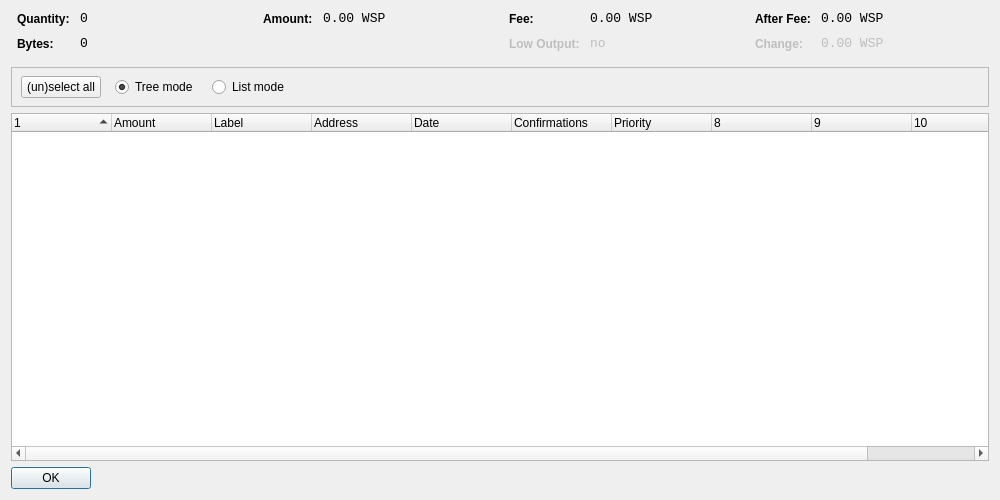
Before: the Qt Designer form src/qt/forms/coincontroldialog.ui in WisprProject/core, drawn with Qt 5.
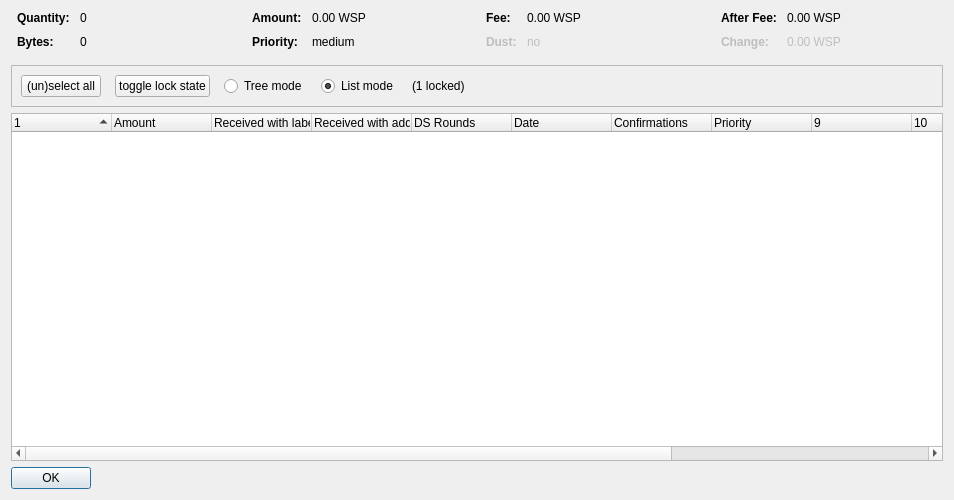
After: the same form once the commit is applied. Custom widgets are drawn as their Qt base class.

The edit to the form file:
```diff
--- a/src/qt/forms/coincontroldialog.ui
+++ b/src/qt/forms/coincontroldialog.ui
@@ -6,7 +6,7 @@
    <rect>
     <x>0</x>
     <y>0</y>
-    <width>1000</width>
+    <width>954</width>
     <height>500</height>
    </rect>
   </property>
@@ -38,8 +38,11 @@
        </property>
        <item row="0" column="0">
         <widget class="QLabel" name="labelCoinControlQuantityText">
-         <property name="styleSheet">
-          <string notr="true">font-weight:bold;</string>
+         <property name="font">
+          <font>
+           <weight>75</weight>
+           <bold>true</bold>
+          </font>
          </property>
          <property name="text">
           <string>Quantity:</string>
@@ -48,12 +51,6 @@
        </item>
        <item row="0" column="1">
         <widget class="QLabel" name="labelCoinControlQuantity">
-         <property name="font">
-          <font>
-           <family>Monospace</family>
-           <pointsize>10</pointsize>
-          </font>
-         </property>
          <property name="cursor">
           <cursorShape>IBeamCursor</cursorShape>
          </property>
@@ -70,8 +67,11 @@
        </item>
        <item row="1" column="0">
         <widget class="QLabel" name="labelCoinControlBytesText">
-         <property name="styleSheet">
-          <string notr="true">font-weight:bold;</string>
+         <property name="font">
+          <font>
+           <weight>75</weight>
+           <bold>true</bold>
+          </font>
          </property>
          <property name="text">
           <string>Bytes:</string>
@@ -80,12 +80,6 @@
        </item>
        <item row="1" column="1">
         <widget class="QLabel" name="labelCoinControlBytes">
-         <property name="font">
-          <font>
-           <family>Monospace</family>
-           <pointsize>10</pointsize>
-          </font>
-         </property>
          <property name="cursor">
           <cursorShape>IBeamCursor</cursorShape>
          </property>
@@ -118,8 +112,11 @@
        </property>
        <item row="0" column="0">
         <widget class="QLabel" name="labelCoinControlAmountText">
-         <property name="styleSheet">
-          <string notr="true">font-weight:bold;</string>
+         <property name="font">
+          <font>
+           <weight>75</weight>
+           <bold>true</bold>
+          </font>
          </property>
          <property name="text">
           <string>Amount:</string>
@@ -128,12 +125,35 @@
        </item>
        <item row="0" column="1">
         <widget class="QLabel" name="labelCoinControlAmount">
+         <property name="cursor">
+          <cursorShape>IBeamCursor</cursorShape>
+         </property>
+         <property name="contextMenuPolicy">
+          <enum>Qt::ActionsContextMenu</enum>
+         </property>
+         <property name="text">
+          <string notr="true">0.00 WSP</string>
+         </property>
+         <property name="textInteractionFlags">
+          <set>Qt::LinksAccessibleByMouse|Qt::TextSelectableByKeyboard|Qt::TextSelectableByMouse</set>
+         </property>
+        </widget>
+       </item>
+       <item row="1" column="0">
+        <widget class="QLabel" name="labelCoinControlPriorityText">
          <property name="font">
           <font>
-           <family>Monospace</family>
-           <pointsize>10</pointsize>
+           <weight>75</weight>
+           <bold>true</bold>
           </font>
          </property>
+         <property name="text">
+          <string>Priority:</string>
+         </property>
+        </widget>
+       </item>
+       <item row="1" column="1">
+        <widget class="QLabel" name="labelCoinControlPriority">
          <property name="cursor">
           <cursorShape>IBeamCursor</cursorShape>
          </property>
@@ -141,7 +161,7 @@
           <enum>Qt::ActionsContextMenu</enum>
          </property>
          <property name="text">
-          <string notr="true">0.00 WSP</string>
+          <string>medium</string>
          </property>
          <property name="textInteractionFlags">
           <set>Qt::LinksAccessibleByMouse|Qt::TextSelectableByKeyboard|Qt::TextSelectableByMouse</set>
@@ -166,8 +186,11 @@
        </property>
        <item row="0" column="0">
         <widget class="QLabel" name="labelCoinControlFeeText">
-         <property name="styleSheet">
-          <string notr="true">font-weight:bold;</string>
+         <property name="font">
+          <font>
+           <weight>75</weight>
+           <bold>true</bold>
+          </font>
          </property>
          <property name="text">
           <string>Fee:</string>
@@ -176,12 +199,6 @@
        </item>
        <item row="0" column="1">
         <widget class="QLabel" name="labelCoinControlFee">
-         <property name="font">
-          <font>
-           <family>Monospace</family>
-           <pointsize>10</pointsize>
-          </font>
-         </property>
          <property name="cursor">
           <cursorShape>IBeamCursor</cursorShape>
          </property>
@@ -201,11 +218,14 @@
          <property name="enabled">
           <bool>false</bool>
          </property>
-         <property name="styleSheet">
-          <string notr="true">font-weight:bold;</string>
+         <property name="font">
+          <font>
+           <weight>75</weight>
+           <bold>true</bold>
+          </font>
          </property>
          <property name="text">
-          <string>Low Output:</string>
+          <string>Dust:</string>
          </property>
         </widget>
        </item>
@@ -214,12 +234,6 @@
          <property name="enabled">
           <bool>false</bool>
          </property>
-         <property name="font">
-          <font>
-           <family>Monospace</family>
-           <pointsize>10</pointsize>
-          </font>
-         </property>
          <property name="cursor">
           <cursorShape>IBeamCursor</cursorShape>
          </property>
@@ -252,8 +266,11 @@
        </property>
        <item row="0" column="0">
         <widget class="QLabel" name="labelCoinControlAfterFeeText">
-         <property name="styleSheet">
-          <string notr="true">font-weight:bold;</string>
+         <property name="font">
+          <font>
+           <weight>75</weight>
+           <bold>true</bold>
+          </font>
          </property>
          <property name="text">
           <string>After Fee:</string>
@@ -262,12 +279,6 @@
        </item>
        <item row="0" column="1">
         <widget class="QLabel" name="labelCoinControlAfterFee">
-         <property name="font">
-          <font>
-           <family>Monospace</family>
-           <pointsize>10</pointsize>
-          </font>
-         </property>
          <property name="cursor">
           <cursorShape>IBeamCursor</cursorShape>
          </property>
@@ -287,8 +298,11 @@
          <property name="enabled">
           <bool>false</bool>
          </property>
-         <property name="styleSheet">
-          <string notr="true">font-weight:bold;</string>
+         <property name="font">
+          <font>
+           <weight>75</weight>
+           <bold>true</bold>
+          </font>
          </property>
          <property name="text">
           <string>Change:</string>
@@ -300,12 +314,6 @@
          <property name="enabled">
           <bool>false</bool>
          </property>
-         <property name="font">
-          <font>
-           <family>Monospace</family>
-           <pointsize>10</pointsize>
-          </font>
-         </property>
          <property name="cursor">
           <cursorShape>IBeamCursor</cursorShape>
          </property>
@@ -338,16 +346,9 @@
      <property name="frameShadow">
       <enum>QFrame::Sunken</enum>
      </property>
-     <widget class="QWidget" name="horizontalLayoutWidget">
-      <property name="geometry">
-       <rect>
-        <x>10</x>
-        <y>0</y>
-        <width>781</width>
-        <height>41</height>
-       </rect>
-      </property>
-      <layout class="QHBoxLayout" name="horizontalLayoutPanel" stretch="0,0,0,0">
+     <layout class="QHBoxLayout" name="horizontalLayout">
+      <item>
+       <layout class="QHBoxLayout" name="horizontalLayoutPanel" stretch="0,0,0,0,0,0">
        <property name="spacing">
         <number>14</number>
        </property>
@@ -362,6 +363,25 @@
          <property name="text">
           <string>(un)select all</string>
          </property>
+          <property name="autoDefault">
+           <bool>false</bool>
+          </property>
+         </widget>
+        </item>
+        <item>
+         <widget class="QPushButton" name="pushButtonToggleLock">
+          <property name="sizePolicy">
+           <sizepolicy hsizetype="Maximum" vsizetype="Fixed">
+            <horstretch>0</horstretch>
+            <verstretch>0</verstretch>
+           </sizepolicy>
+          </property>
+          <property name="text">
+           <string>toggle lock state</string>
+          </property>
+          <property name="autoDefault">
+           <bool>false</bool>
+          </property>
         </widget>
        </item>
        <item>
@@ -375,9 +395,6 @@
          <property name="text">
           <string>Tree mode</string>
          </property>
-         <property name="checked">
-          <bool>true</bool>
-         </property>
         </widget>
        </item>
        <item>
@@ -391,6 +408,16 @@
          <property name="text">
           <string>List mode</string>
          </property>
+          <property name="checked">
+           <bool>true</bool>
+          </property>
+         </widget>
+        </item>
+        <item>
+         <widget class="QLabel" name="labelLocked">
+          <property name="text">
+           <string>(1 locked)</string>
+          </property>
         </widget>
        </item>
        <item>
@@ -407,7 +434,8 @@
         </spacer>
        </item>
       </layout>
-     </widget>
+      </item>
+     </layout>
     </widget>
    </item>
    <item>
@@ -419,7 +447,7 @@
       <bool>false</bool>
      </property>
      <property name="columnCount">
-      <number>11</number>
+      <number>13</number>
      </property>
      <attribute name="headerShowSortIndicator" stdset="0">
       <bool>true</bool>
@@ -439,12 +467,17 @@
      </column>
      <column>
       <property name="text">
-       <string>Label</string>
+       <string>Received with label</string>
       </property>
      </column>
      <column>
       <property name="text">
-       <string>Address</string>
+       <string>Received with address</string>
+      </property>
+     </column>
+     <column>
+      <property name="text">
+       <string>DS Rounds</string>
       </property>
      </column>
      <column>
@@ -485,6 +518,11 @@
        <string/>
       </property>
      </column>
+     <column>
+      <property name="text">
+       <string/>
+      </property>
+     </column>
     </widget>
    </item>
    <item>
```
Left out of the diff: 4 changed lines with no effect on the pictures. Lines whose indentation alone changed are shown as unchanged.
